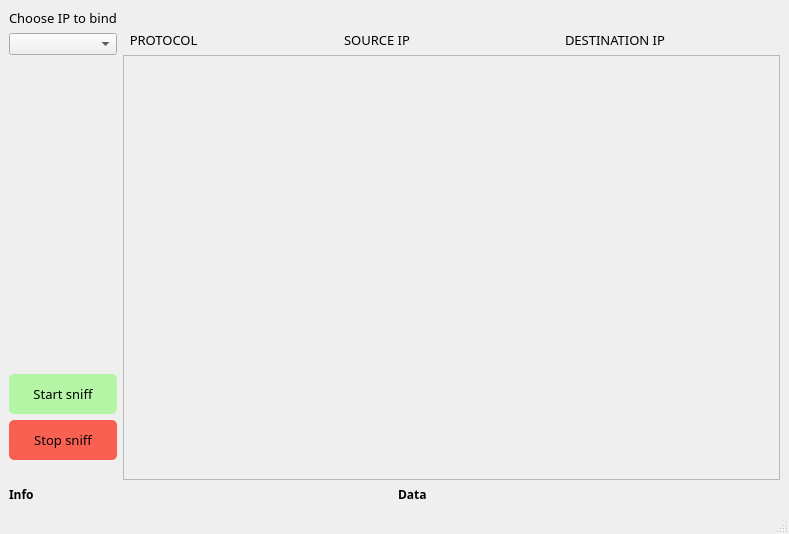
Before: the Qt Designer form CSniffer/mainwindow.ui in LevKostychenko/SPOWM.CourceWork, drawn with Qt 5.
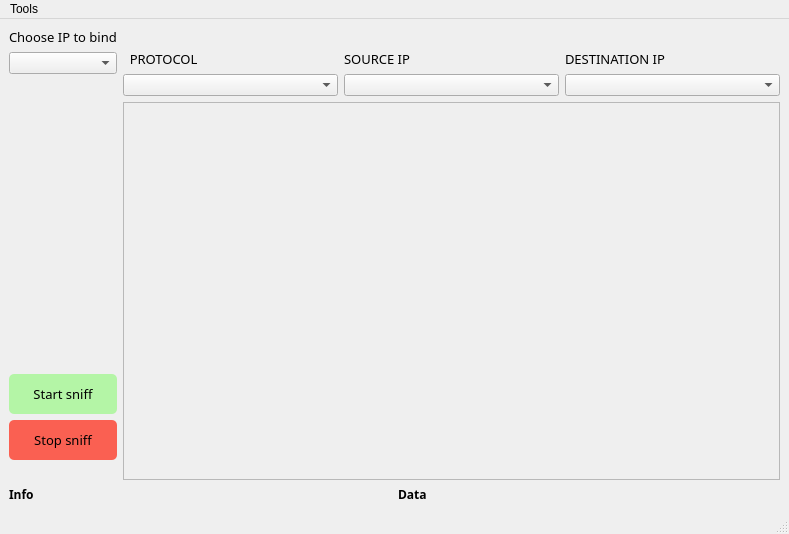
After: the same form once the commit is applied. Icons and pictures are not drawn.

```diff
--- a/CSniffer/mainwindow.ui
+++ b/CSniffer/mainwindow.ui
@@ -101,6 +101,8 @@
         <item>
          <layout class="QVBoxLayout" name="verticalLayout_3">
           <item>
+           <layout class="QHBoxLayout" name="horizontalLayout_5">
+            <item>
            <widget class="QLabel" name="hostNameLabel">
             <property name="font">
              <font>
@@ -113,6 +115,8 @@
             </property>
            </widget>
           </item>
+           </layout>
+          </item>
           <item>
            <layout class="QHBoxLayout" name="horizontalLayout_4">
             <item>
@@ -156,6 +160,19 @@
             </item>
            </layout>
           </item>
+          <item>
+           <layout class="QHBoxLayout" name="horizontalLayout_6">
+            <item>
+             <widget class="QComboBox" name="protocolSearch"/>
+            </item>
+            <item>
+             <widget class="QComboBox" name="srcIpSearch"/>
+            </item>
+            <item>
+             <widget class="QComboBox" name="destinationIpSearch"/>
+            </item>
+           </layout>
+          </item>
           <item>
            <widget class="QScrollArea" name="scrollArea">
             <property name="widgetResizable">
@@ -167,7 +184,7 @@
                <x>0</x>
                <y>0</y>
                <width>642</width>
-               <height>379</height>
+               <height>345</height>
               </rect>
              </property>
             </widget>
@@ -231,6 +248,13 @@
      <height>26</height>
     </rect>
    </property>
+   <widget class="QMenu" name="menuTools">
+    <property name="title">
+     <string>Tools</string>
+    </property>
+    <addaction name="actionCler"/>
+   </widget>
+   <addaction name="menuTools"/>
   </widget>
   <widget class="QStatusBar" name="statusbar"/>
  </widget>
```
Left out of the diff: 20 changed lines with no effect on the pictures. Lines whose indentation alone changed are shown as unchanged.
